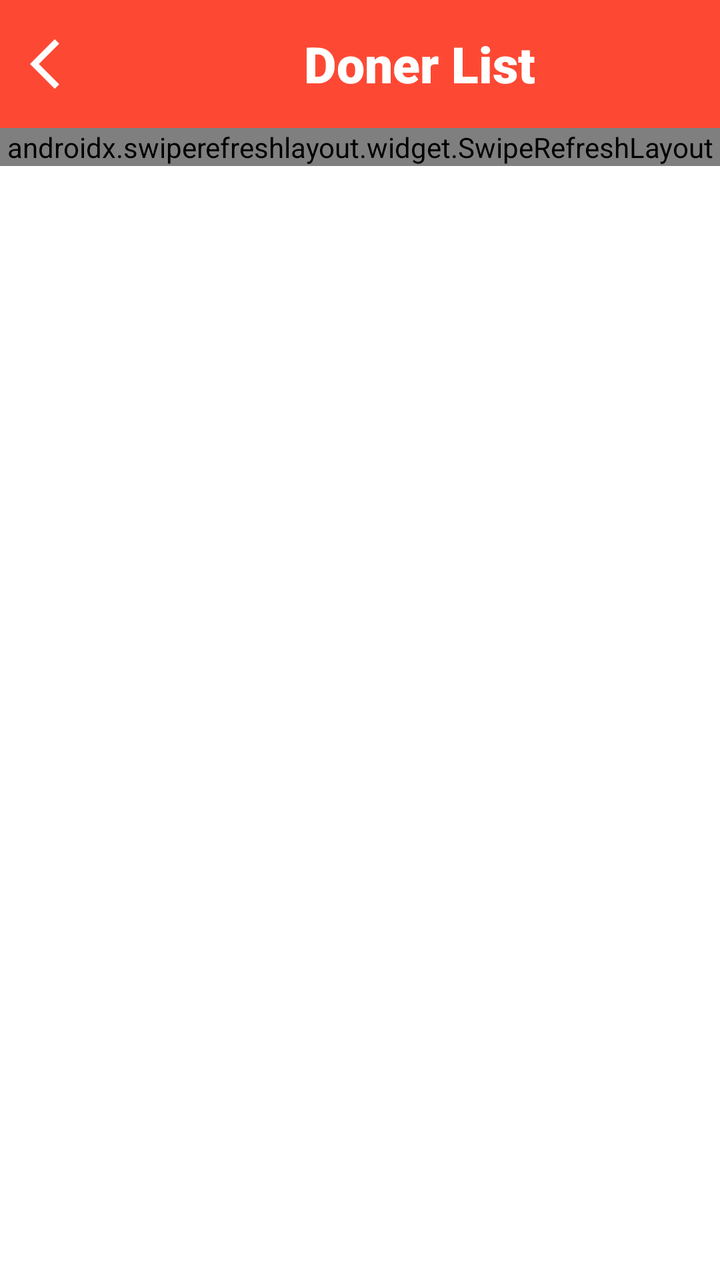
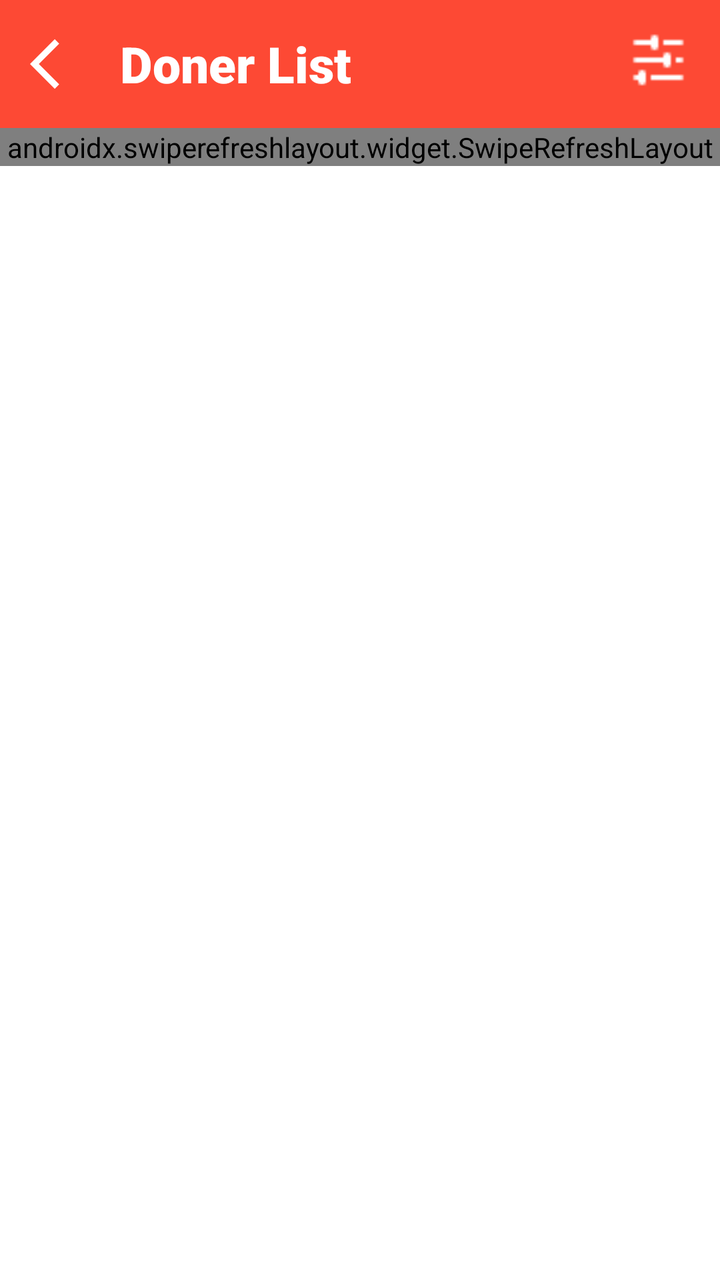

The first picture is an Android layout as it rendered before a commit; the second is the same layout after the commit. The layout source and the unified diff follow.
<!-- AndroidManifest.xml: application theme Theme.LifePluse -->
<!-- res/layout/activity_blood_doner_list.xml -->
<?xml version="1.0" encoding="utf-8"?>
<RelativeLayout xmlns:android="http://schemas.android.com/apk/res/android"
    xmlns:app="http://schemas.android.com/apk/res-auto"
    xmlns:tools="http://schemas.android.com/tools"
    android:layout_width="match_parent"
    android:layout_height="match_parent"
    android:background="@color/white"
    tools:context=".activity.BloodDonerList">

    <LinearLayout
        android:id="@+id/locationtopLayout"
        style="@style/CustomCardViewStyle"
        android:layout_width="match_parent"
        android:layout_height="?attr/actionBarSize"
        android:layout_alignParentTop="true"
        android:background="@color/blood_splashbg"
        android:gravity="center"
        android:orientation="horizontal"
        android:weightSum="3">

        <ImageView
            android:id="@+id/button_back"
            android:layout_width="0dp"
            android:layout_height="30dp"
            android:layout_weight=".5"
            android:src="@drawable/baseline_arrow_back" />

        <LinearLayout
            android:id="@+id/locationLayout"
            android:layout_width="0dp"
            android:layout_height="wrap_content"
            android:layout_alignParentTop="true"
            android:layout_weight="2.5"
            android:gravity="center"
            android:orientation="horizontal">



            <TextView
                android:layout_width="wrap_content"
                android:layout_height="wrap_content"
                android:text="Doner List"
                android:textSize="25sp"
                android:textColor="@color/white"
                android:fontFamily="sans-serif-black"
                />




        </LinearLayout>


    </LinearLayout>

    <com.airbnb.lottie.LottieAnimationView
        android:id="@+id/empty_anim"
        android:layout_width="wrap_content"
        android:layout_height="wrap_content"
        app:lottie_autoPlay="true"
        android:layout_centerVertical="true"
        android:layout_centerHorizontal="true"
        app:lottie_loop="true"
        android:visibility="gone"
        app:lottie_rawRes="@raw/empty_animation" />


    <androidx.swiperefreshlayout.widget.SwipeRefreshLayout
        android:id="@+id/donerlist_swipeRefreshLayout"
        android:layout_width="match_parent"
        android:layout_height="wrap_content"
        android:layout_below="@id/locationtopLayout"
        >

        <androidx.recyclerview.widget.RecyclerView
            android:id="@+id/donerlistRecyclearId"
            android:layout_width="match_parent"
            android:layout_height="wrap_content"
            android:padding="5dp">


        </androidx.recyclerview.widget.RecyclerView>


    </androidx.swiperefreshlayout.widget.SwipeRefreshLayout>






</RelativeLayout>
<!-- resources referenced by this layout -->
<resources>
  <color name="blood_splashbg">#FD4934</color>
  <color name="white">#FFFFFFFF</color>
  <!-- drawable baseline_arrow_back (drawable) -->
  <vector android:autoMirrored="true" android:height="24dp"
      android:tint="#FFFFFF" android:viewportHeight="24"
      android:viewportWidth="24" android:width="24dp" xmlns:android="http://schemas.android.com/apk/res/android">
      <path android:fillColor="@android:color/white" android:pathData="M11.67,3.87L9.9,2.1 0,12l9.9,9.9 1.77,-1.77L3.54,12z"/>
  </vector>
  <style name="CustomCardViewStyle" parent="@style/Widget.MaterialComponents.CardView">
  
          <item name="shapeAppearanceOverlay">@style/ShapeAppearanceOverlay_card_custome_corners
          </item>
  
      </style>
  <style name="Theme.LifePluse" parent="Base.Theme.LifePluse" />
  <style name="ShapeAppearanceOverlay_card_custome_corners" parent="">
  
          <item name="cornerFamily">rounded</item>
          <item name="cornerSizeTopRight">0dp</item>
          <item name="cornerSizeTopLeft">0dp</item>
          <item name="cornerSizeBottomRight">16dp</item>
          <item name="cornerSizeBottomLeft">16dp</item>
  
      </style>
  <style name="Base.Theme.LifePluse" parent="Theme.Material3.DayNight.NoActionBar">
          
  
          <item name="android:windowIsTranslucent">true</item>
  
          <item name="colorPrimary">@color/status_bar</item>
      </style>
  <color name="status_bar">#018E85</color>
</resources>

<!-- the commit's change to res/layout/activity_blood_doner_list.xml (unified diff, before → after) -->
@@ -29,23 +29,30 @@
             android:id="@+id/locationLayout"
             android:layout_width="0dp"
             android:layout_height="wrap_content"
-            android:layout_alignParentTop="true"
             android:layout_weight="2.5"
             android:gravity="center"
+            android:weightSum="3"
             android:orientation="horizontal">
-
 
 
             <TextView
                 android:layout_width="wrap_content"
                 android:layout_height="wrap_content"
+                android:fontFamily="sans-serif-black"
                 android:text="Doner List"
-                android:textSize="25sp"
                 android:textColor="@color/white"
-                android:fontFamily="sans-serif-black"
-                />
+                android:layout_weight="2"
+                android:textSize="25sp" />
 
 
+            <ImageView
+                android:id="@+id/filter_button"
+                android:layout_width="0dp"
+                android:layout_weight="1"
+                android:layout_height="30dp"
+                app:tint="@color/white"
+                android:layout_gravity="right"
+                android:src="@drawable/filter_ic" />
 
 
         </LinearLayout>
@@ -57,11 +64,11 @@
         android:id="@+id/empty_anim"
         android:layout_width="wrap_content"
         android:layout_height="wrap_content"
+        android:layout_centerHorizontal="true"
+        android:layout_centerVertical="true"
+        android:visibility="gone"
         app:lottie_autoPlay="true"
-        android:layout_centerVertical="true"
-        android:layout_centerHorizontal="true"
         app:lottie_loop="true"
-        android:visibility="gone"
         app:lottie_rawRes="@raw/empty_animation" />
 
 
@@ -69,8 +76,7 @@
         android:id="@+id/donerlist_swipeRefreshLayout"
         android:layout_width="match_parent"
         android:layout_height="wrap_content"
-        android:layout_below="@id/locationtopLayout"
-        >
+        android:layout_below="@id/locationtopLayout">
 
         <androidx.recyclerview.widget.RecyclerView
             android:id="@+id/donerlistRecyclearId"
@@ -85,8 +91,4 @@
     </androidx.swiperefreshlayout.widget.SwipeRefreshLayout>
 
 
-
-
-
-
 </RelativeLayout>
<!-- resource entries referenced after the edit -->
@@ -8,6 +8,7 @@
       android:viewportWidth="24" android:width="24dp" xmlns:android="http://schemas.android.com/apk/res/android">
       <path android:fillColor="@android:color/white" android:pathData="M11.67,3.87L9.9,2.1 0,12l9.9,9.9 1.77,-1.77L3.54,12z"/>
   </vector>
+  <!-- drawable filter_ic: png bitmap (drawable, 183 bytes) -->
   <style name="CustomCardViewStyle" parent="@style/Widget.MaterialComponents.CardView">
   
           <item name="shapeAppearanceOverlay">@style/ShapeAppearanceOverlay_card_custome_corners
